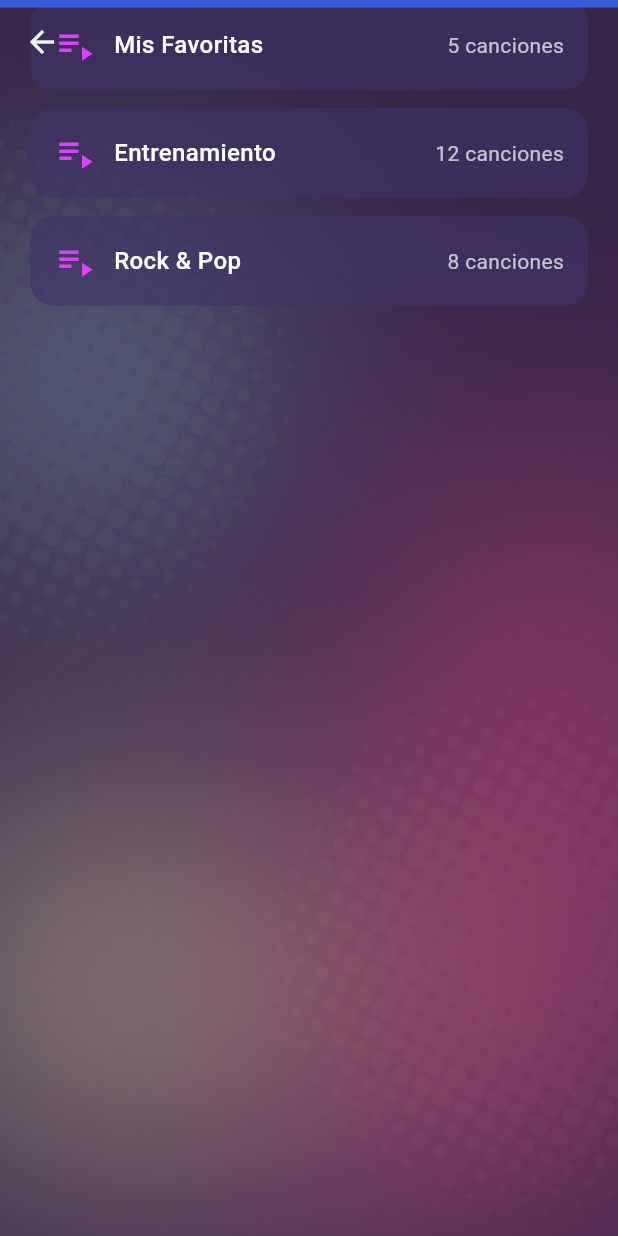
After one commit to aelayao/FlowingMusic, a Flutter app: the ListasRepro screen opened directly, on a phone screen of 412 x 824 dp. The commit adds this screen. Run offline on Flutter 3.47's test engine with Material 3 defaults, Android fonts, the phone set to English and light mode, and no system bars; our stand-ins replace just_audio, material_ui, permission_handler; missing offline and left inert: audio_metadata_reader.

Commit message:
listas plantilla añadido reproductor

```diff
--- a/lib/listas.dart
+++ b/lib/listas.dart
@@ -8,18 +8,9 @@ class ListasScreen extends StatelessWidget {
     return ListView(
       padding: const EdgeInsets.symmetric(horizontal: 20.0),
       children: const [
-        ListTileCard(
-          title: 'Mis Favoritas',
-          count: '5 canciones',
-        ),
-        ListTileCard(
-          title: 'Entrenamiento',
-          count: '12 canciones',
-        ),
-        ListTileCard(
-          title: 'Rock & Pop',
-          count: '8 canciones',
-        ),
+        ListTileCard(title: 'Mis Favoritas', count: '5 canciones'),
+        ListTileCard(title: 'Entrenamiento', count: '12 canciones'),
+        ListTileCard(title: 'Rock & Pop', count: '8 canciones'),
       ],
     );
   }
@@ -29,20 +20,13 @@ class ListTileCard extends StatelessWidget {
   final String title;
   final String count;
 
-  const ListTileCard({
-    super.key,
-    required this.title,
-    required this.count,
-  });
+  const ListTileCard({super.key, required this.title, required this.count});
 
   @override
   Widget build(BuildContext context) {
     return Container(
       margin: const EdgeInsets.only(bottom: 12.0),
-      padding: const EdgeInsets.symmetric(
-        horizontal: 16.0,
-        vertical: 16.0,
-      ),
+      padding: const EdgeInsets.symmetric(horizontal: 16.0, vertical: 16.0),
       decoration: BoxDecoration(
         color: const Color(0xFF3F3268).withValues(alpha: 0.6),
         borderRadius: BorderRadius.circular(16.0),
@@ -69,10 +53,7 @@ class ListTileCard extends StatelessWidget {
           ),
           Text(
             count,
-            style: const TextStyle(
-              color: Colors.white70,
-              fontSize: 14,
-            ),
+            style: const TextStyle(color: Colors.white70, fontSize: 14),
           ),
         ],
       ),
--- /dev/null
+++ b/lib/ventanas/listas_reproductor.dart
@@ -0,0 +1,95 @@
+import 'package:material_ui/material_ui.dart';
+
+import 'home.dart';
+import '../temas/colores.dart';
+
+class ListasRepro extends StatelessWidget {
+  const ListasRepro({super.key});
+  Widget _buildBackground() {
+    return Positioned.fill(
+      child: Image.asset('assets/listas_bg.png', fit: BoxFit.cover),
+    );
+  }
+
+  @override
+  Widget build(BuildContext context) {
+    return Scaffold(
+      extendBodyBehindAppBar: true,
+      backgroundColor: Colors.transparent,
+      appBar: AppBar(
+        backgroundColor: Colors.transparent,
+        elevation: 0,
+        shape: Border(top: BorderSide(color: moradoP, width: 5)),
+        leading: IconButton(
+          onPressed: () {
+            Navigator.push(
+              context,
+              MaterialPageRoute(builder: (context) => HomeScreen()),
+            );
+          },
+          icon: Icon(Icons.arrow_back, color: blanco),
+        ),
+      ),
+      body: Stack(
+        fit: StackFit.expand,
+        children: [
+          _buildBackground(),
+
+          ListView(
+            padding: const EdgeInsets.symmetric(horizontal: 20.0),
+            children: const [
+              ListTileCard(title: 'Mis Favoritas', count: '5 canciones'),
+              ListTileCard(title: 'Entrenamiento', count: '12 canciones'),
+              ListTileCard(title: 'Rock & Pop', count: '8 canciones'),
+            ],
+          ),
+        ],
+      ),
+    );
+  }
+}
+
+class ListTileCard extends StatelessWidget {
+  final String title;
+  final String count;
+
+  const ListTileCard({super.key, required this.title, required this.count});
+
+  @override
+  Widget build(BuildContext context) {
+    return Container(
+      margin: const EdgeInsets.only(bottom: 12.0),
+      padding: const EdgeInsets.symmetric(horizontal: 16.0, vertical: 16.0),
+      decoration: BoxDecoration(
+        color: const Color(0xFF3F3268).withValues(alpha: 0.6),
+        borderRadius: BorderRadius.circular(16.0),
+      ),
+      child: Row(
+        mainAxisAlignment: MainAxisAlignment.spaceBetween,
+        children: [
+          Row(
+            children: [
+              const Icon(
+                Icons.playlist_play,
+                color: Colors.purpleAccent,
+                size: 28,
+              ),
+              const SizedBox(width: 12),
+              Text(
+                title,
+                style: const TextStyle(
+                  fontSize: 16,
+                  fontWeight: FontWeight.w500,
+                ),
+              ),
+            ],
+          ),
+          Text(
+            count,
+            style: const TextStyle(color: Colors.white70, fontSize: 14),
+          ),
+        ],
+      ),
+    );
+  }
+}
--- a/lib/ventanas/reproductor.dart
+++ b/lib/ventanas/reproductor.dart
@@ -3,7 +3,7 @@ import 'package:flowing_music/ventanas/home.dart';
 import 'package:just_audio/just_audio.dart';
 import 'package:material_ui/material_ui.dart';
 
-import '../listas.dart';
+import 'listas_reproductor.dart';
 
 import 'dart:typed_data';
 
@@ -271,7 +271,7 @@ class _ReproductorState extends State<Reproductor> {
                           Navigator.push(
                             context,
                             MaterialPageRoute(
-                              builder: (context) => const ListasScreen(),
+                              builder: (context) => const ListasRepro(),
                             ),
                           );
                           _serviceMusica.shuffle();
```
